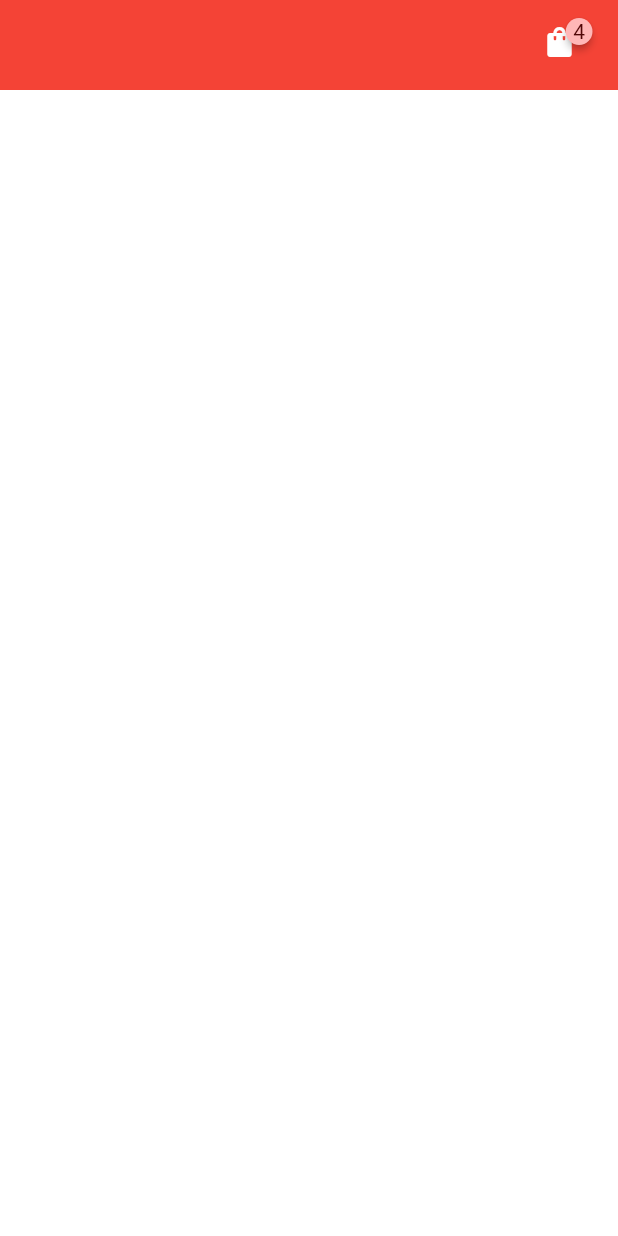
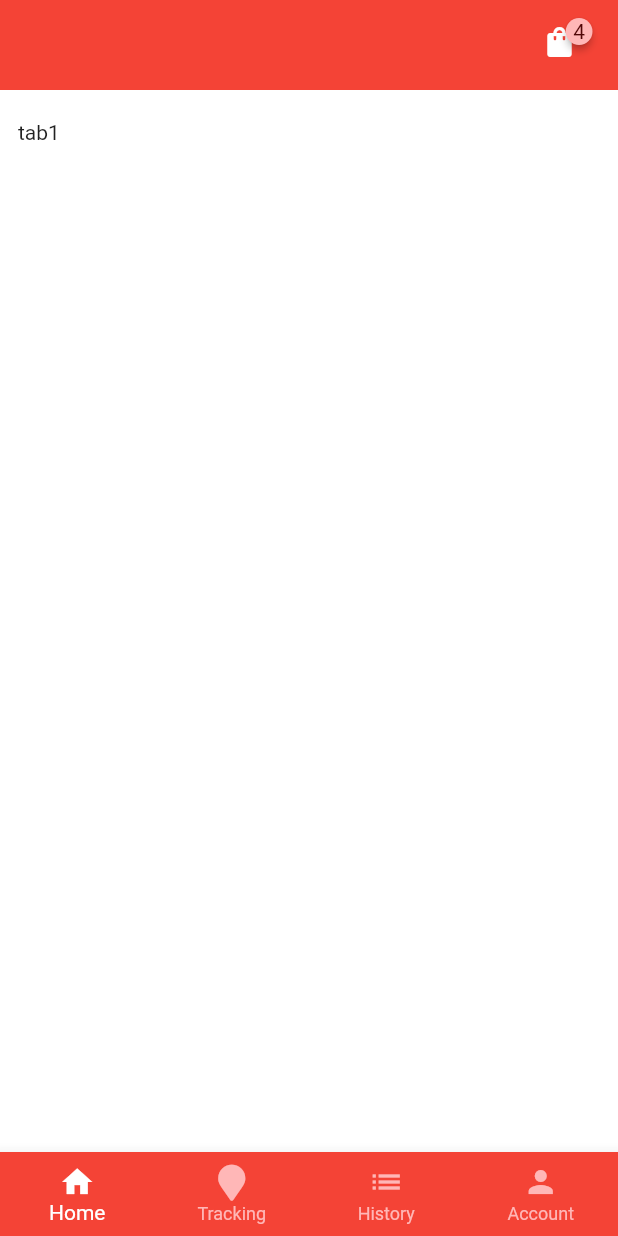
Before and after one commit to ElFabNyl/nextwave, a Flutter app: the screen it shows after launch, on a phone screen of 412 x 824 dp. Run offline on Flutter 3.47's test engine with Material 2 defaults, Android fonts, the phone set to English and light mode, and no system bars; drawn by our look-alikes of badges; our stand-ins replace font_awesome_flutter; missing offline and left inert: rate_my_app.

```diff
--- a/lib/main.dart
+++ b/lib/main.dart
@@ -11,7 +11,6 @@ void main() {
 
 class MyApp extends StatefulWidget {
   final AppRouter appRouter;
-
   const MyApp({
     Key? key,
     required this.appRouter,
@@ -23,7 +22,7 @@ class MyApp extends StatefulWidget {
 
 class _MyAppState extends State<MyApp> {
   final RateMyApp _rateMyApp = RateMyApp(
-    preferencesPrefix: ' com.example.nextwave',
+    preferencesPrefix: 'rateMyApp_',
     minDays: 1,
     minLaunches: 3,
     remindLaunches: 5,
@@ -33,7 +32,7 @@ class _MyAppState extends State<MyApp> {
   @override
   void initState() {
     super.initState();
-    print(_rateMyApp.shouldOpenDialog);
+
     _rateMyApp.init().then((_) {
       if (_rateMyApp.shouldOpenDialog) {
         _rateMyApp.showStarRateDialog(
--- a/lib/presentation/Screens/send/home.dart
+++ b/lib/presentation/Screens/send/home.dart
@@ -1,5 +1,6 @@
 import 'package:flutter/material.dart';
 import 'package:nextwave/components/app_bar.dart';
+import 'package:font_awesome_flutter/font_awesome_flutter.dart';
 
 class Home extends StatefulWidget {
   const Home({Key? key}) : super(key: key);
@@ -9,23 +10,69 @@ class Home extends StatefulWidget {
 }
 
 class _HomeState extends State<Home> {
+  int _selectedTab = 0;
+
+  final List<Widget> _tabWidgets = const [
+    Text('tab1'),
+    Text('tab2'),
+    Text('tab3'),
+    Text('tab4'),
+  ];
+
   @override
   Widget build(BuildContext context) {
     return Scaffold(
       backgroundColor: Colors.white,
-      appBar: AppBarWidget(
+      appBar: const AppBarWidget(
         showArrow: false,
         showBell: false,
         showBadge: true,
         badgeContent: '4',
         isShoppingBag: true,
       ),
+      bottomNavigationBar: BottomNavigationBar(
+        selectedItemColor: Colors.white,
+        unselectedItemColor: const Color(0xffFFB7B7),
+        backgroundColor: Colors.red,
+        type: BottomNavigationBarType.fixed,
+        currentIndex: _selectedTab,
+        // i should handle this state with BloC
+        onTap: (index) {
+          setState(() {
+            _selectedTab = index;
+          });
+        },
+        items: [
+          const BottomNavigationBarItem(
+            icon: Icon(Icons.home),
+            label: 'Home',
+          ),
+          const BottomNavigationBarItem(
+            icon: Icon(FontAwesomeIcons.mapMarker),
+            label: 'Tracking',
+          ),
+          BottomNavigationBarItem(
+            icon: const Icon(Icons.list),
+            label: const Text(
+              'History',
+              style: TextStyle(color: Colors.black),
+            ).data,
+          ),
+          const BottomNavigationBarItem(
+            icon: Icon(
+              Icons.person,
+            ),
+            label: 'Account',
+          ),
+        ],
+      ),
       body: Padding(
         padding: const EdgeInsets.symmetric(horizontal: 12.0, vertical: 20.0),
         child: Column(
           children: [
+            _tabWidgets[_selectedTab],
+          ],
 
-          ],
         ),
       ),
     );
--- a/pubspec.yaml
+++ b/pubspec.yaml
@@ -37,6 +37,7 @@ dependencies:
   flutter_bloc: ^8.0.0
   badges: ^2.0.2
   rate_my_app: ^1.1.1+1
+  font_awesome_flutter: ^9.2.0
 
 dev_dependencies:
   flutter_test:
```
Also changed, not shown: lib/components/profil_page_infos.dart (added, +60 -0 lines), pubspec.lock.
